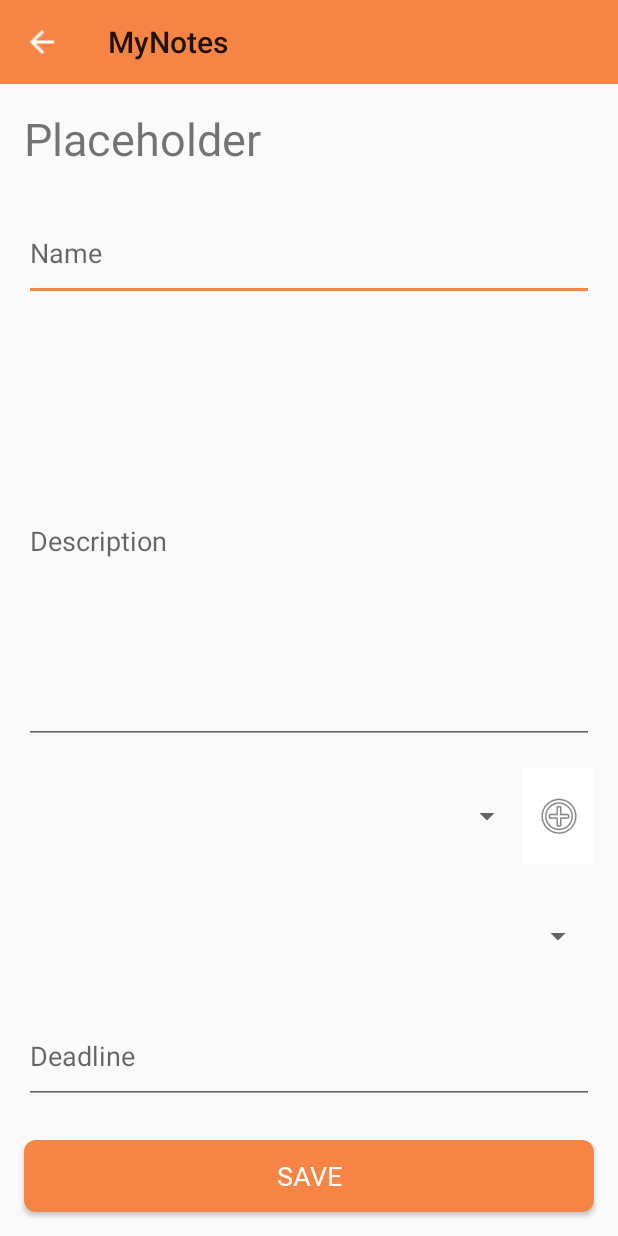
After one commit to kLotZ1/MyNotes, an Android app: the RedactActivity screen opened directly, with no data from a screen before it, on a phone screen of 412 x 824 dp. The commit adds this screen. Run offline under Robolectric (Android 15) with nearby library versions, the phone set to English and light mode, and no system bars; our stand-ins replace Room's generated code, data binding; libraries missing offline, so code that uses them is left out: android.view.

Commit message:
add datepicker for deadline

```diff
--- a/app/src/main/AndroidManifest.xml
+++ b/app/src/main/AndroidManifest.xml
@@ -11,9 +11,9 @@
         android:supportsRtl="true"
         android:theme="@style/AppTheme"
         android:usesCleartextTraffic="true">
-        <activity android:name=".NotesActivity"/>
-
-        <activity android:name=".MainActivity">
+        <activity android:name=".view.NotesActivity"/>
+        <activity android:name=".view.RedactActivity"/>
+        <activity android:name=".view.MainActivity">
         <intent-filter>
                 <action android:name="android.intent.action.MAIN" />
 
--- /dev/null
+++ b/app/src/main/java/com/example/mynotes/view/RedactActivity.kt
@@ -0,0 +1,63 @@
+package com.example.mynotes.view
+
+import android.app.DatePickerDialog
+import android.content.Context
+import android.content.Intent
+import android.os.Bundle
+import com.example.mynotes.model.database.Helper
+import androidx.appcompat.app.AppCompatActivity
+import androidx.databinding.DataBindingUtil
+import com.example.mynotes.R
+import com.example.mynotes.databinding.ActivityRedactionBinding
+import com.example.mynotes.model.database.DatabaseRepository
+import com.example.mynotes.viewmodels.RedactActivityViewModel
+import kotlinx.android.synthetic.main.activity_redaction.*
+import java.util.*
+
+class RedactActivity : AppCompatActivity() {
+    companion object {
+        fun start(context: Context?) =
+            context?.startActivity(Intent(context, RedactActivity::class.java))
+
+    }
+
+    lateinit var helper: Helper
+    lateinit var redactActivityViewModel: RedactActivityViewModel
+    lateinit var binding: ActivityRedactionBinding
+    override fun onCreate(savedInstanceState: Bundle?) {
+        super.onCreate(savedInstanceState)
+        helper = Helper(applicationContext)
+
+        redactActivityViewModel = RedactActivityViewModel(
+            helper,
+            DatabaseRepository(applicationContext),
+            applicationContext
+        )
+
+        binding = DataBindingUtil.setContentView(this, R.layout.activity_redaction)
+
+        binding.viewModel = redactActivityViewModel
+
+        binding.lifecycleOwner = this
+        binding.executePendingBindings()
+
+        deadlineEditText.setOnClickListener() {
+
+            val calendar = Calendar.getInstance()
+
+            val year = calendar.get(Calendar.YEAR)
+
+            val month = calendar.get(Calendar.MONTH)
+
+            val day = calendar.get(Calendar.DAY_OF_MONTH)
+
+            val datePickerDialog = DatePickerDialog(
+                this,
+                redactActivityViewModel.datePickerListener, year, month, day
+            )
+            datePickerDialog.show()
+
+        }
+
+    }
+}
--- a/app/src/main/res/layout/activity_main.xml
+++ b/app/src/main/res/layout/activity_main.xml
@@ -16,7 +16,7 @@
         android:layout_width="match_parent"
         android:layout_height="match_parent"
         android:background="@color/mainColor"
-        tools:context=".MainActivity">
+        tools:context=".view.MainActivity">
 
         <LinearLayout
             android:layout_width="0dp"
--- /dev/null
+++ b/app/src/main/res/layout/activity_redaction.xml
@@ -0,0 +1,148 @@
+<?xml version="1.0" encoding="utf-8"?>
+<layout>
+    <data>
+
+        <import type="android.view.View" />
+
+        <variable
+            name="viewModel"
+            type="com.example.mynotes.viewmodels.RedactActivityViewModel" />
+    </data>
+    <androidx.constraintlayout.widget.ConstraintLayout xmlns:android="http://schemas.android.com/apk/res/android"
+        xmlns:app="http://schemas.android.com/apk/res-auto"
+        xmlns:tools="http://schemas.android.com/tools"
+        android:layout_width="match_parent"
+        android:layout_height="match_parent">
+
+        <androidx.appcompat.widget.Toolbar
+            android:id="@+id/noteRedactionToolbar"
+            android:layout_width="0dp"
+            android:layout_height="wrap_content"
+            android:background="@color/mainColor"
+            android:minHeight="?attr/actionBarSize"
+            android:theme="?attr/actionBarTheme"
+            app:layout_constraintEnd_toEndOf="parent"
+            app:layout_constraintStart_toStartOf="parent"
+            app:layout_constraintTop_toTopOf="parent"
+            app:navigationIcon="@drawable/backbackbutton"
+            app:title="@string/app_name" />
+
+        <TextView
+            android:id="@+id/titleTextView"
+            android:layout_width="wrap_content"
+            android:layout_height="wrap_content"
+            android:layout_marginStart="16dp"
+            android:layout_marginTop="16dp"
+            android:layout_marginEnd="16dp"
+            android:text="@string/placeholder"
+            android:textSize="30sp"
+            app:layout_constraintEnd_toEndOf="parent"
+            app:layout_constraintHorizontal_bias="0.0"
+            app:layout_constraintStart_toStartOf="parent"
+            app:layout_constraintTop_toBottomOf="@+id/noteRedactionToolbar" />
+
+        <EditText
+            android:id="@+id/nameEditText"
+            android:layout_width="0dp"
+            android:layout_height="64dp"
+            android:layout_marginStart="16dp"
+            android:layout_marginTop="24dp"
+            android:layout_marginEnd="16dp"
+            android:ems="10"
+            android:hint="@string/name"
+            android:inputType="textPersonName"
+            app:layout_constraintEnd_toEndOf="parent"
+            app:layout_constraintStart_toStartOf="parent"
+            app:layout_constraintTop_toBottomOf="@+id/titleTextView" />
+
+        <com.google.android.material.textfield.TextInputLayout
+            android:id="@+id/textInputLayout"
+            android:layout_width="0dp"
+            android:layout_height="0dp"
+            android:layout_marginStart="16dp"
+            android:layout_marginTop="16dp"
+            android:layout_marginEnd="16dp"
+            android:layout_marginBottom="16dp"
+            app:layout_constraintBottom_toTopOf="@+id/linearLayout"
+            app:layout_constraintEnd_toEndOf="parent"
+            app:layout_constraintStart_toStartOf="parent"
+            app:layout_constraintTop_toBottomOf="@+id/nameEditText">
+
+            <com.google.android.material.textfield.TextInputEditText
+                android:layout_width="match_parent"
+                android:layout_height="match_parent"
+                android:hint="@string/description" />
+        </com.google.android.material.textfield.TextInputLayout>
+
+        <LinearLayout
+            android:id="@+id/linearLayout"
+            android:layout_width="0dp"
+            android:layout_height="64dp"
+            android:layout_marginStart="16dp"
+            android:layout_marginEnd="16dp"
+            android:layout_marginBottom="16dp"
+            app:layout_constraintBottom_toTopOf="@+id/prioritySpinner"
+            app:layout_constraintEnd_toEndOf="parent"
+            app:layout_constraintHorizontal_bias="0.0"
+            app:layout_constraintStart_toStartOf="parent">
+
+            <Spinner
+                android:id="@+id/categorySpinner"
+                android:layout_width="match_parent"
+                android:layout_height="match_parent"
+                android:layout_weight="1" />
+
+            <ImageButton
+                android:id="@+id/addCategoryButton"
+                android:layout_width="match_parent"
+                android:layout_height="match_parent"
+                android:layout_weight="7"
+                android:background="@android:color/white"
+                app:srcCompat="@android:drawable/ic_menu_add"
+                tools:srcCompat="@drawable/add" />
+        </LinearLayout>
+
+        <Button
+            android:id="@+id/saveButton"
+            android:layout_width="0dp"
+            android:layout_height="wrap_content"
+            android:layout_marginStart="16dp"
+            android:layout_marginEnd="16dp"
+            android:layout_marginBottom="16dp"
+            android:background="@drawable/corners"
+            android:fontFamily="@font/roboto"
+            android:text="@string/save"
+            android:textColor="@android:color/white"
+            android:textSize="18sp"
+            app:layout_constraintBottom_toBottomOf="parent"
+            app:layout_constraintEnd_toEndOf="parent"
+            app:layout_constraintStart_toStartOf="parent" />
+
+        <EditText
+            android:id="@+id/deadlineEditText"
+            android:layout_width="0dp"
+            android:layout_height="64dp"
+            android:layout_marginStart="16dp"
+            android:layout_marginEnd="16dp"
+            android:layout_marginBottom="24dp"
+            android:ems="10"
+            android:hint="@string/deadline"
+            android:inputType="textPersonName"
+            app:layout_constraintBottom_toTopOf="@+id/saveButton"
+            app:layout_constraintEnd_toEndOf="parent"
+            app:layout_constraintStart_toStartOf="parent" />
+
+        <Spinner
+            android:id="@+id/prioritySpinner"
+            android:layout_width="0dp"
+            android:layout_height="64dp"
+            android:layout_marginStart="16dp"
+            android:layout_marginEnd="16dp"
+            android:layout_marginBottom="16dp"
+            app:layout_constraintBottom_toTopOf="@+id/deadlineEditText"
+            app:layout_constraintEnd_toEndOf="parent"
+            app:layout_constraintHorizontal_bias="1.0"
+            app:layout_constraintStart_toStartOf="parent" />
+
+    </androidx.constraintlayout.widget.ConstraintLayout>
+</layout>
```
Also changed, not shown: app/src/main/java/com/example/mynotes/view/MainActivity.kt (renamed from app/src/main/java/com/example/mynotes/MainActivity.kt, +15 -4 lines), app/src/main/java/com/example/mynotes/view/NotesActivity.kt (renamed from app/src/main/java/com/example/mynotes/NotesActivity.kt, +6 -3 lines), app/src/main/java/com/example/mynotes/viewmodels/RedactActivityViewModel.kt (+7 -20 lines), app/src/main/res/layout/activity_note_redaction.xml (deleted, +0 -139 lines).
